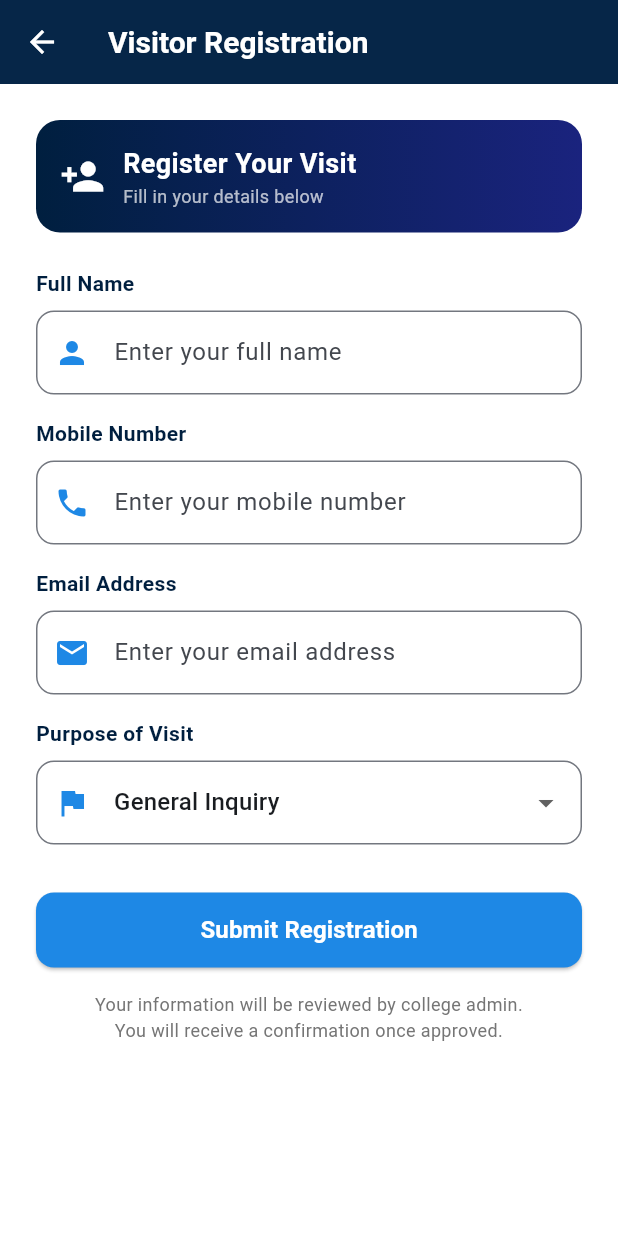
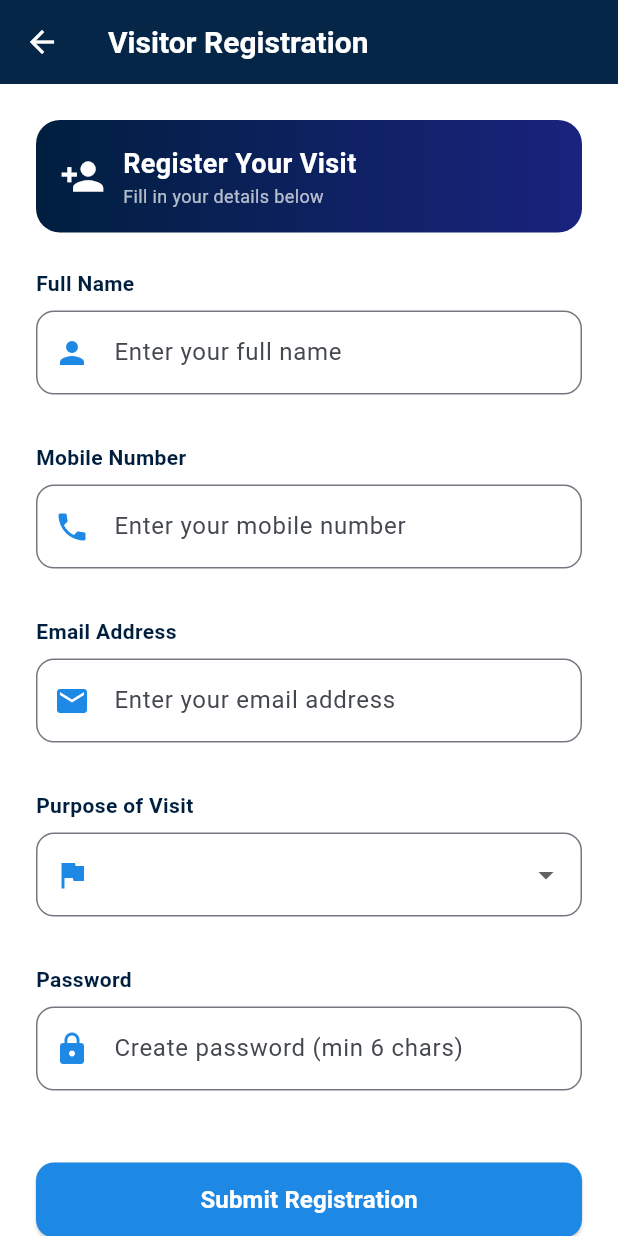
Before and after one commit to hetvi111/srimca_ai_app, a Flutter app: the VisitorRegistrationPage screen opened directly, on a phone screen of 412 x 824 dp. Run offline on Flutter 3.47's test engine with Material 3 defaults, Android fonts, the phone set to English and light mode, and no system bars; our stand-ins replace cloud_firestore, file_picker, firebase_auth, firebase_core, firebase_messaging, flutter_local_notifications and 1 more; accounts and stored records are empty.

Commit message:
Updated QR registration flow and visitor registration UI

```diff
--- a/lib/visitor_registration_page.dart
+++ b/lib/visitor_registration_page.dart
@@ -1,5 +1,8 @@
 import 'package:flutter/material.dart';
+import 'package:http/http.dart' as http;
+import 'dart:convert';
 import 'VisitorHomePage.dart';
+import 'api_service.dart';
 
 // Navy Blue Theme Colors
 const Color navyBlue = Color(0xFF001F3F);
@@ -16,35 +19,77 @@ class VisitorRegistrationPage extends StatefulWidget {
 
 class _VisitorRegistrationPageState extends State<VisitorRegistrationPage> {
   final _formKey = GlobalKey<FormState>();
+
+  // Controllers
   final _nameController = TextEditingController();
   final _mobileController = TextEditingController();
   final _emailController = TextEditingController();
-  String _selectedPurpose = 'General Inquiry';
+  final _passwordController = TextEditingController();
+
+  // Visitor fields
+  String _selectedPurpose = '';
 
   final List<String> _purposes = [
-    'General Inquiry',
-    'Admission Query',
-    'Parent Meeting',
-    'Guest Lecture',
-    'Corporate Visit',
-    'Research Discussion',
-    'Partnership Proposal',
-    'Other',
+    'admission',
+    'placement',
+    'meeting',
+    'event',
+    'tour',
+    'other',
   ];
 
+  final Map<String, String> _purposeLabels = {
+    'admission': 'Admission Inquiry',
+    'placement': 'Placement/Recruitment',
+    'meeting': 'Meeting with Faculty',
+    'event': 'College Event',
+    'tour': 'Campus Tour',
+    'other': 'Other',
+  };
+
   bool _isLoading = false;
+
+  @override
+  void initState() {
+    super.initState();
+  }
+
+  @override
+  void dispose() {
+    _nameController.dispose();
+    _mobileController.dispose();
+    _emailController.dispose();
+    _passwordController.dispose();
+    super.dispose();
+  }
 
   Future<void> _submitRegistration() async {
     if (!_formKey.currentState!.validate()) return;
 
     setState(() => _isLoading = true);
 
-    // Simulate API call
-    await Future.delayed(const Duration(seconds: 2));
+    try {
+      // Build request body for visitor registration
+      final Map<String, dynamic> requestBody = {
+        'name': _nameController.text.trim(),
+        'email': _emailController.text.trim().toLowerCase(),
+        'password': _passwordController.text,
+        'role': 'visitor',
+        'mobile': _mobileController.text.trim(),
+        'purpose': _selectedPurpose,
+      };
 
-    if (mounted) {
-      setState(() => _isLoading = false);
+      // Call backend API
+      final uri = Uri.parse('$kApiBaseUrl/api/register');
+      final res = await http.post(
+        uri,
+        headers: {'Content-Type': 'application/json'},
+        body: jsonEncode(requestBody),
+      );
 
+      if (!mounted) return;
+
+      if (res.statusCode == 201) {
         // Show success dialog
         showDialog(
           context: context,
@@ -99,6 +144,22 @@ class _VisitorRegistrationPageState extends State<VisitorRegistrationPage> {
             ],
           ),
         );
+      } else {
+        final Map<String, dynamic> body = jsonDecode(res.body);
+        final msg = body['error']?.toString() ?? 'Registration failed';
+        ScaffoldMessenger.of(context).showSnackBar(
+          SnackBar(content: Text(msg)),
+        );
+      }
+    } catch (e) {
+      if (!mounted) return;
+      ScaffoldMessenger.of(context).showSnackBar(
+        SnackBar(content: Text('Error: $e')),
+      );
+    } finally {
+      if (mounted) {
+        setState(() => _isLoading = false);
+      }
     }
   }
 
@@ -146,33 +207,23 @@ class _VisitorRegistrationPageState extends State<VisitorRegistrationPage> {
               const SizedBox(height: 24),
 
               // Name Field
-              const Text("Full Name", style: TextStyle(fontWeight: FontWeight.w600, color: navyBlue)),
-              const SizedBox(height: 8),
-              TextFormField(
+              _buildTextField(
                 controller: _nameController,
-                decoration: InputDecoration(
-                  prefixIcon: const Icon(Icons.person, color: accentBlue),
-                  hintText: "Enter your full name",
-                  border: OutlineInputBorder(borderRadius: BorderRadius.circular(12)),
-                  focusedBorder: OutlineInputBorder(borderRadius: BorderRadius.circular(12), borderSide: const BorderSide(color: accentBlue, width: 2)),
-                ),
+                label: "Full Name",
+                icon: Icons.person,
+                hint: "Enter your full name",
                 validator: (value) => value == null || value.isEmpty ? "Please enter your name" : null,
               ),
 
               const SizedBox(height: 16),
 
               // Mobile Field
-              const Text("Mobile Number", style: TextStyle(fontWeight: FontWeight.w600, color: navyBlue)),
-              const SizedBox(height: 8),
-              TextFormField(
+              _buildTextField(
                 controller: _mobileController,
+                label: "Mobile Number",
+                icon: Icons.phone,
+                hint: "Enter your mobile number",
                 keyboardType: TextInputType.phone,
-                decoration: InputDecoration(
-                  prefixIcon: const Icon(Icons.phone, color: accentBlue),
-                  hintText: "Enter your mobile number",
-                  border: OutlineInputBorder(borderRadius: BorderRadius.circular(12)),
-                  focusedBorder: OutlineInputBorder(borderRadius: BorderRadius.circular(12), borderSide: const BorderSide(color: accentBlue, width: 2)),
-                ),
                 validator: (value) {
                   if (value == null || value.isEmpty) return "Please enter your mobile number";
                   if (value.length < 10) return "Please enter a valid mobile number";
@@ -183,17 +234,12 @@ class _VisitorRegistrationPageState extends State<VisitorRegistrationPage> {
               const SizedBox(height: 16),
 
               // Email Field
-              const Text("Email Address", style: TextStyle(fontWeight: FontWeight.w600, color: navyBlue)),
-              const SizedBox(height: 8),
-              TextFormField(
+              _buildTextField(
                 controller: _emailController,
+                label: "Email Address",
+                icon: Icons.email,
+                hint: "Enter your email address",
                 keyboardType: TextInputType.emailAddress,
-                decoration: InputDecoration(
-                  prefixIcon: const Icon(Icons.email, color: accentBlue),
-                  hintText: "Enter your email address",
-                  border: OutlineInputBorder(borderRadius: BorderRadius.circular(12)),
-                  focusedBorder: OutlineInputBorder(borderRadius: BorderRadius.circular(12), borderSide: const BorderSide(color: accentBlue, width: 2)),
-                ),
                 validator: (value) {
                   if (value == null || value.isEmpty) return "Please enter your email";
                   if (!value.contains('@')) return "Please enter a valid email";
@@ -204,23 +250,123 @@ class _VisitorRegistrationPageState extends State<VisitorRegistrationPage> {
               const SizedBox(height: 16),
 
               // Purpose Dropdown
-              const Text("Purpose of Visit", style: TextStyle(fontWeight: FontWeight.w600, color: navyBlue)),
-              const SizedBox(height: 8),
-              DropdownButtonFormField<String>(
+              _buildDropdown(
+                label: "Purpose of Visit",
+                icon: Icons.flag,
                 value: _selectedPurpose,
-                decoration: InputDecoration(
-                  prefixIcon: const Icon(Icons.flag, color: accentBlue),
-                  border: OutlineInputBorder(borderRadius: BorderRadius.circular(12)),
-                  focusedBorder: OutlineInputBorder(borderRadius: BorderRadius.circular(12), borderSide: const BorderSide(color: accentBlue, width: 2)),
+                items: _purposes,
+                onChanged: (value) => setState(() => _selectedPurpose = value!),
+                validator: (value) => value == null || value.isEmpty ? "Please select purpose of visit" : null,
               ),
-                items: _purposes.map((purpose) => DropdownMenuItem(value: purpose, child: Text(purpose))).toList(),
-                onChanged: (value) => setState(() => _selectedPurpose = value!),
+
+              const SizedBox(height: 16),
+
+              // Password Field
+              _buildTextField(
+                controller: _passwordController,
+                label: "Password",
+                icon: Icons.lock,
+                hint: "Create password (min 6 chars)",
+                obscure: true,
+                validator: (value) {
+                  if (value == null || value.isEmpty) return "Please enter password";
+                  if (value.length < 6) return "Password must be at least 6 characters";
+                  return null;
+                },
               ),
 
               const SizedBox(height: 32),
 
               // Submit Button
-              SizedBox(
+              _buildSubmitButton(),
+
+              const SizedBox(height: 16),
+
+              // Info Text
+              _buildInfoText(),
+            ],
+          ),
+        ),
+      ),
+    );
+  }
+
+  Widget _buildTextField({
+    required TextEditingController controller,
+    required String label,
+    required IconData icon,
+    required String hint,
+    TextInputType? keyboardType,
+    bool obscure = false,
+    bool readOnly = false,
+    VoidCallback? onTap,
+    String? Function(String?)? validator,
+  }) {
+    return Column(
+      crossAxisAlignment: CrossAxisAlignment.start,
+      children: [
+        Text(label, style: const TextStyle(fontWeight: FontWeight.w600, color: navyBlue)),
+        const SizedBox(height: 8),
+        TextFormField(
+          controller: controller,
+          keyboardType: keyboardType,
+          obscureText: obscure,
+          readOnly: readOnly,
+          onTap: onTap,
+          decoration: InputDecoration(
+            prefixIcon: Icon(icon, color: accentBlue),
+            hintText: hint,
+            border: OutlineInputBorder(borderRadius: BorderRadius.circular(12)),
+            focusedBorder: OutlineInputBorder(
+              borderRadius: BorderRadius.circular(12),
+              borderSide: const BorderSide(color: accentBlue, width: 2),
+            ),
+          ),
+          validator: validator,
+        ),
+        const SizedBox(height: 16),
+      ],
+    );
+  }
+
+  Widget _buildDropdown({
+    required String label,
+    required IconData icon,
+    required String value,
+    required List<String> items,
+    Map<String, String>? itemLabels,
+    required void Function(String?) onChanged,
+    String? Function(String?)? validator,
+  }) {
+    return Column(
+      crossAxisAlignment: CrossAxisAlignment.start,
+      children: [
+        Text(label, style: const TextStyle(fontWeight: FontWeight.w600, color: navyBlue)),
+        const SizedBox(height: 8),
+        DropdownButtonFormField<String>(
+          value: value.isEmpty ? null : value,
+          decoration: InputDecoration(
+            prefixIcon: Icon(icon, color: accentBlue),
+            border: OutlineInputBorder(borderRadius: BorderRadius.circular(12)),
+            focusedBorder: OutlineInputBorder(
+              borderRadius: BorderRadius.circular(12),
+              borderSide: const BorderSide(color: accentBlue, width: 2),
+            ),
+          ),
+          items: items.map((item) => DropdownMenuItem(
+            value: item,
+            child: Text(itemLabels?[item] ?? item),
+          )).toList(),
+          onChanged: onChanged,
+          validator: validator,
+        ),
+        const SizedBox(height: 16),
+      ],
+    );
+  }
+
+  Widget _buildSubmitButton() {
+    return SizedBox(
       width: double.infinity,
       height: 50,
       child: ElevatedButton(
@@ -235,24 +381,21 @@ class _VisitorRegistrationPageState extends State<VisitorRegistrationPage> {
                 height: 24,
                 child: CircularProgressIndicator(strokeWidth: 2, valueColor: AlwaysStoppedAnimation(Colors.white)),
               )
-                      : const Text("Submit Registration", style: TextStyle(fontSize: 16, fontWeight: FontWeight.bold, color: Colors.white)),
+            : const Text(
+                "Submit Registration",
+                style: TextStyle(fontSize: 16, fontWeight: FontWeight.bold, color: Colors.white),
               ),
       ),
+    );
+  }
 
-              const SizedBox(height: 16),
-
-              // Info Text
-              Center(
+  Widget _buildInfoText() {
+    return Center(
       child: Text(
         "Your information will be reviewed by college admin.\nYou will receive a confirmation once approved.",
         textAlign: TextAlign.center,
         style: TextStyle(fontSize: 12, color: Colors.grey[600]),
       ),
-              ),
-            ],
-          ),
-        ),
-      ),
     );
   }
 }
```
Also changed, not shown: 2 other files. Lines whose indentation alone changed are shown as unchanged.
